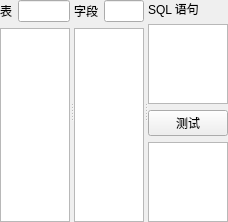
Before: the Qt Designer form datasourceplugins/databaseplugin/dataqueryform.ui in lsyeei/dashboard, drawn with Qt 5.
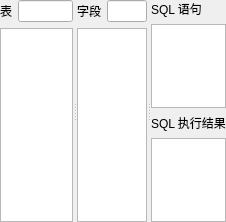
After: the same form once the commit is applied.

Commit message: 1.完善http授权管理，具体授权功能未测试 2.程序修改名称为Visual Data Studio; 3.添加程序图标； 4.修改图元数据接口，支持枚举数据类型； 5.修改部分图元数据属性设置错误； 6.修改sql数据存储，string为空自动忽略的问题； 7.修改部分文件读写问题； 8.修改readme

Diff of the .ui file:
```diff
--- a/datasourceplugins/databaseplugin/dataqueryform.ui
+++ b/datasourceplugins/databaseplugin/dataqueryform.ui
@@ -169,22 +169,9 @@
            <enum>QLayout::SizeConstraint::SetMinimumSize</enum>
           </property>
           <item>
-           <spacer name="horizontalSpacer">
-            <property name="orientation">
-             <enum>Qt::Orientation::Horizontal</enum>
-            </property>
-            <property name="sizeHint" stdset="0">
-             <size>
-              <width>10</width>
-              <height>20</height>
-             </size>
-            </property>
-           </spacer>
-          </item>
-          <item>
-           <widget class="QPushButton" name="testButton">
+           <widget class="QLabel" name="label">
             <property name="text">
-             <string>测试</string>
+             <string>SQL 执行结果</string>
             </property>
            </widget>
           </item>
```
The commit also changes 96 other files.
